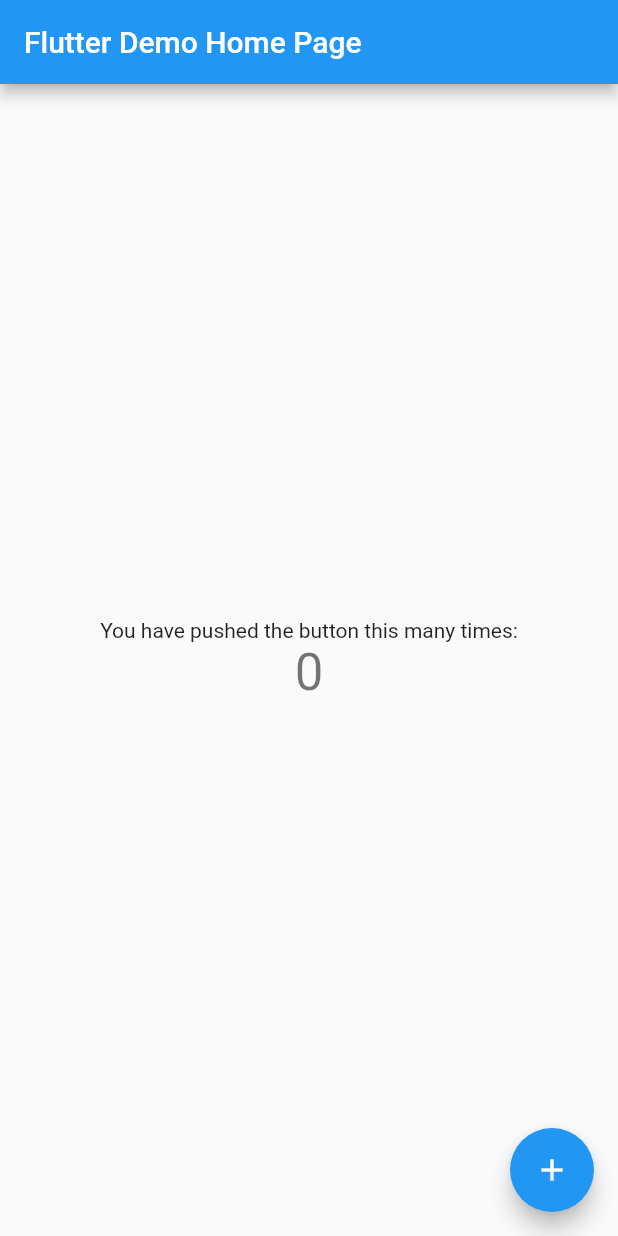
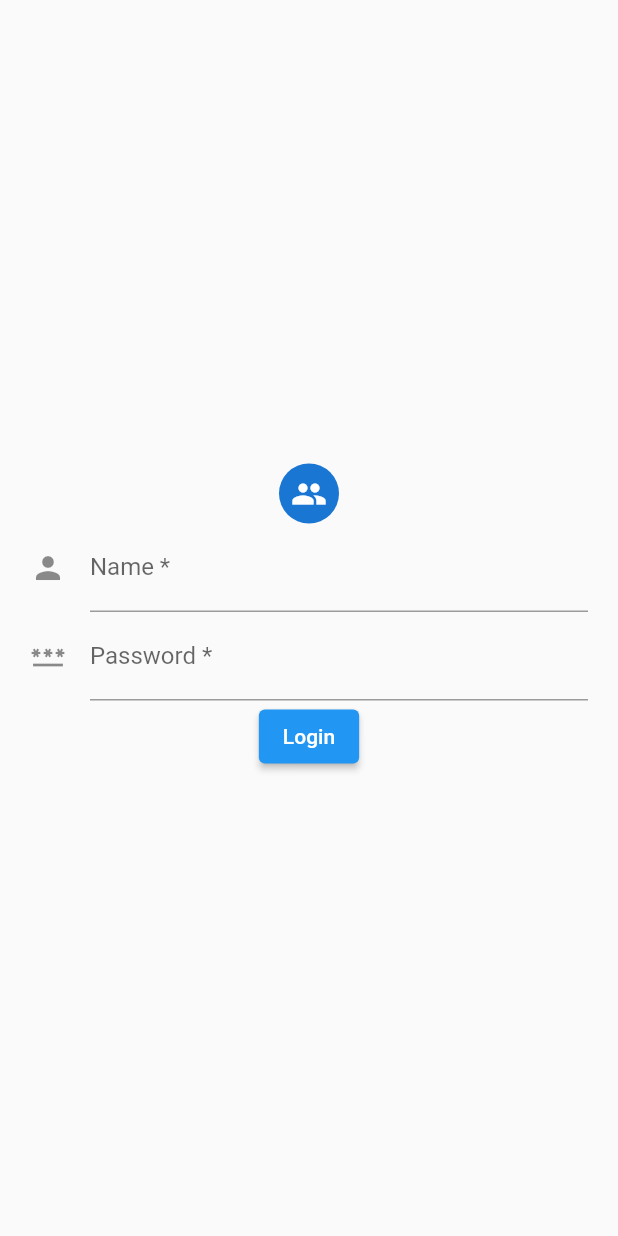
Before and after one commit to guilhermeramos0603/firebase_flutter, a Flutter app: the screen it shows after launch, on a phone screen of 412 x 824 dp. Run offline on Flutter 3.47's test engine with Material 2 defaults, Android fonts, the phone set to English and light mode, and no system bars; our stand-ins replace firebase_auth, firebase_core; accounts and stored records are empty.

Commit message:
feat: firebase authentication

```diff
--- a/lib/main.dart
+++ b/lib/main.dart
@@ -1,5 +1,6 @@
 import 'package:firebase_core/firebase_core.dart';
 import 'package:firebase_flutter_app/firebase_options.dart';
+import 'package:firebase_flutter_app/view/check_page.dart';
 import 'package:flutter/material.dart';
 
 void main() async {
@@ -20,53 +21,25 @@ class MyApp extends StatelessWidget {
       theme: ThemeData(
         primarySwatch: Colors.blue,
       ),
-      home: const MyHomePage(title: 'Flutter Demo Home Page'),
+      home: const MyHomePage(),
     );
   }
 }
 
-class MyHomePage extends StatefulWidget {
-  const MyHomePage({super.key, required this.title});
-
-  final String title;
-
-  @override
-  State<MyHomePage> createState() => _MyHomePageState();
-}
-
-class _MyHomePageState extends State<MyHomePage> {
-  int _counter = 0;
-
-  void _incrementCounter() {
-    setState(() {
-      _counter++;
-    });
-  }
+class MyHomePage extends StatelessWidget {
+  const MyHomePage({super.key});
 
   @override
   Widget build(BuildContext context) {
     return Scaffold(
       appBar: AppBar(
-        title: Text(widget.title),
+        title: const Text("Firebase Implement"),
       ),
       body: Center(
         child: Column(
           mainAxisAlignment: MainAxisAlignment.center,
-          children: <Widget>[
-            const Text(
-              'You have pushed the button this many times:',
-            ),
-            Text(
-              '$_counter',
-              style: Theme.of(context).textTheme.headlineMedium,
-            ),
-          ],
+          children: const <Widget>[CheckPage()],
         ),
-      ),
-      floatingActionButton: FloatingActionButton(
-        onPressed: _incrementCounter,
-        tooltip: 'Increment',
-        child: const Icon(Icons.add),
       ),
     );
   }
--- /dev/null
+++ b/lib/view/login_page.dart
@@ -0,0 +1,94 @@
+import 'package:firebase_auth/firebase_auth.dart';
+import 'package:firebase_flutter_app/view/home_page.dart';
+import 'package:flutter/material.dart';
+import 'package:flutter/src/widgets/framework.dart';
+import 'package:flutter/src/widgets/placeholder.dart';
+
+class LoginPage extends StatefulWidget {
+  const LoginPage({super.key});
+
+  @override
+  State<LoginPage> createState() => _LoginPageState();
+}
+
+class _LoginPageState extends State<LoginPage> {
+  final _mailController = TextEditingController();
+  final _passwordController = TextEditingController();
+  final _firebaseAuth = FirebaseAuth.instance;
+
+  void checkAuthentication() async {
+    try {
+      UserCredential userCredential =
+          await _firebaseAuth.signInWithEmailAndPassword(
+              email: _mailController.text, password: _passwordController.text);
+      if (userCredential != null) {
+        Navigator.pushAndRemoveUntil(
+            context,
+            MaterialPageRoute(builder: (context) => const HomePage()),
+            (route) => false);
+      }
+    } on FirebaseAuthException catch (e) {
+      switch (e.code) {
+        case "invalid-email":
+          ScaffoldMessenger.of(context).showSnackBar(const SnackBar(
+            content: Text("Ops, e-mail incorrect."),
+            backgroundColor: Colors.redAccent,
+          ));
+          break;
+        case "wrong-password":
+          ScaffoldMessenger.of(context).showSnackBar(const SnackBar(
+            content: Text("Ops, password incorrect."),
+            backgroundColor: Colors.redAccent,
+          ));
+          break;
+        default:
+          ScaffoldMessenger.of(context).showSnackBar(const SnackBar(
+            content: Text("Ops, uknowledge error, try again."),
+            backgroundColor: Colors.redAccent,
+          ));
+          break;
+      }
+    }
+  }
+
+  @override
+  Widget build(BuildContext context) {
+    return Scaffold(
+      body: Center(
+        child: Padding(
+          padding: const EdgeInsets.all(20),
+          child: Column(
+            mainAxisAlignment: MainAxisAlignment.center,
+            children: [
+              const CircleAvatar(
+                child: Icon(Icons.people),
+              ),
+              TextFormField(
+                controller: _mailController,
+                decoration: const InputDecoration(
+                  icon: Icon(Icons.person),
+                  hintText: 'Writing your E-mail address here.',
+                  labelText: 'Name *',
+                ),
+              ),
+              TextFormField(
+                controller: _passwordController,
+                obscureText: true,
+                decoration: const InputDecoration(
+                  icon: Icon(Icons.password),
+                  hintText: 'Writing yout password here',
+                  labelText: 'Password *',
+                ),
+              ),
+              ElevatedButton(
+                  onPressed: () {
+                    checkAuthentication();
+                  },
+                  child: const Text("Login"))
+            ],
+          ),
+        ),
+      ),
+    );
+  }
+}
--- a/pubspec.yaml
+++ b/pubspec.yaml
@@ -36,6 +36,7 @@ dependencies:
   # Use with the CupertinoIcons class for iOS style icons.
   cupertino_icons: ^1.0.2
   firebase_core: ^2.10.0
+  firebase_auth: ^4.4.2
 
 dev_dependencies:
   flutter_test:
```
Also changed, not shown: lib/view/check_page.dart (added, +39 -0 lines), lib/view/home_page.dart (added, +15 -0 lines), 2 other files.
